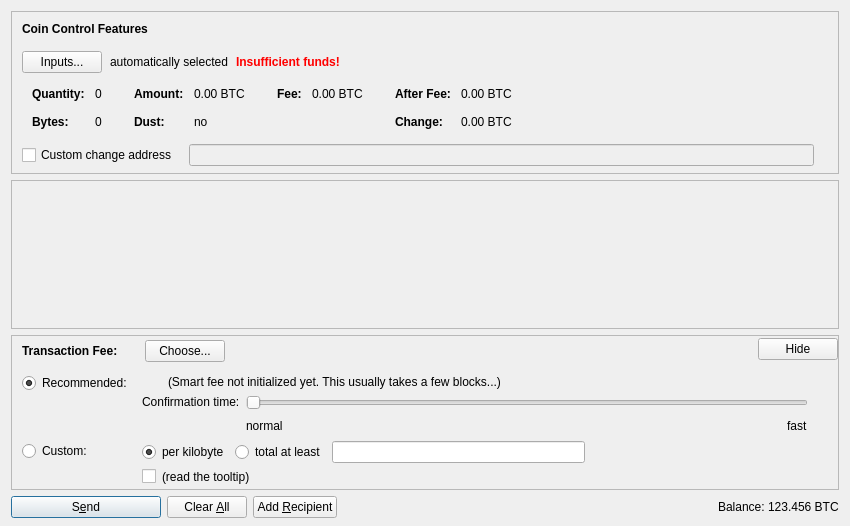
First picture: the form in src/qt/forms/sendcoinsdialog.ui, repository c0ban/c0ban, before the edit.
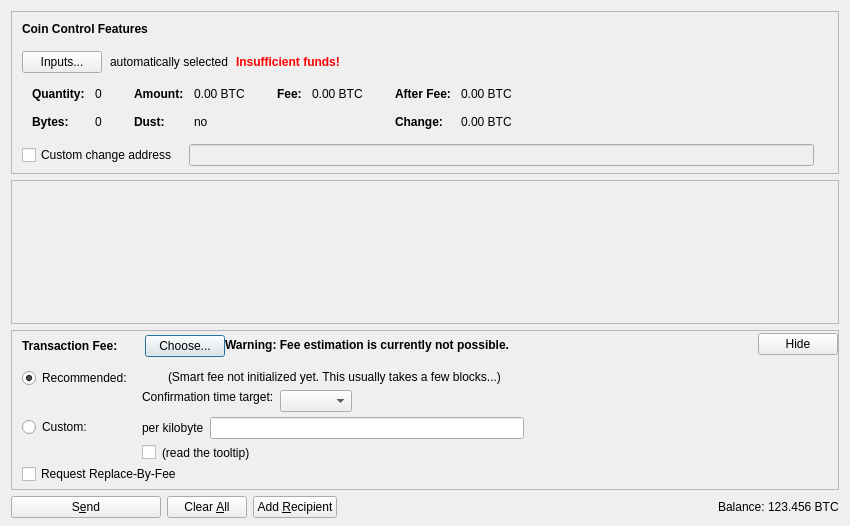
Second picture: the form after the edit. Icons and pictures are not drawn. Custom widgets are drawn as their Qt base class.

The edit to the form file:
```diff
--- a/src/qt/forms/sendcoinsdialog.ui
+++ b/src/qt/forms/sendcoinsdialog.ui
@@ -759,11 +759,33 @@
             </item>
            </layout>
           </item>
+          <item>
+           <widget class="QLabel" name="fallbackFeeWarningLabel">
+            <property name="toolTip">
+             <string>Using the fallbackfee can result in sending a transaction that will take several hours or days (or never) to confirm. Consider choosing your fee manually or wait until you have validated the complete chain.</string>
+            </property>
+            <property name="font">
+            <font>
+                <weight>75</weight>
+                <bold>true</bold>
+            </font>
+            </property>
+            <property name="text">
+             <string>Warning: Fee estimation is currently not possible.</string>
+            </property>
+            <property name="wordWrap">
+             <bool>false</bool>
+            </property>
+           </widget>
+          </item>
           <item>
            <spacer name="horizontalSpacer_4">
             <property name="orientation">
              <enum>Qt::Horizontal</enum>
             </property>
+            <property name="sizeType">
+             <enum>QSizePolicy::MinimumExpanding</enum>
+            </property>
             <property name="sizeHint" stdset="0">
              <size>
               <width>40</width>
@@ -824,32 +846,13 @@
                <item>
                 <layout class="QHBoxLayout" name="horizontalLayoutFee13">
                  <item>
-                  <widget class="QRadioButton" name="radioCustomPerKilobyte">
+                  <widget class="QLabel" name="labelCustomPerKilobyte">
                    <property name="toolTip">
                     <string>If the custom fee is set to 1000 satoshis and the transaction is only 250 bytes, then &quot;per kilobyte&quot; only pays 250 satoshis in fee, while &quot;total at least&quot; pays 1000 satoshis. For transactions bigger than a kilobyte both pay by kilobyte.</string>
                    </property>
                    <property name="text">
                     <string>per kilobyte</string>
                    </property>
-                   <property name="checked">
-                    <bool>true</bool>
-                   </property>
-                   <attribute name="buttonGroup">
-                    <string notr="true">groupCustomFee</string>
-                   </attribute>
-                  </widget>
-                 </item>
-                 <item>
-                  <widget class="QRadioButton" name="radioCustomAtLeast">
-                   <property name="toolTip">
-                    <string>If the custom fee is set to 1000 satoshis and the transaction is only 250 bytes, then &quot;per kilobyte&quot; only pays 250 satoshis in fee, while &quot;total at least&quot; pays 1000 satoshis. For transactions bigger than a kilobyte both pay by kilobyte.</string>
-                   </property>
-                   <property name="text">
-                    <string>total at least</string>
-                   </property>
-                   <attribute name="buttonGroup">
-                    <string notr="true">groupCustomFee</string>
-                   </attribute>
                   </widget>
                  </item>
                  <item>
@@ -1031,7 +1034,7 @@
                    <item>
                     <widget class="QLabel" name="labelSmartFee3">
                      <property name="text">
-                      <string>Confirmation time:</string>
+                      <string>Confirmation time target:</string>
                      </property>
                      <property name="margin">
                       <number>2</number>
@@ -1059,44 +1062,15 @@
                     <number>30</number>
                    </property>
                    <item>
-                    <widget class="QSlider" name="sliderSmartFee">
-                     <property name="minimum">
+                    <layout class="QHBoxLayout" name="horizontalLayoutConfTarget">
+                     <property name="bottomMargin">
                       <number>0</number>
                      </property>
-                     <property name="maximum">
-                      <number>24</number>
-                     </property>
-                     <property name="pageStep">
-                      <number>1</number>
-                     </property>
-                     <property name="value">
-                      <number>0</number>
-                     </property>
-                     <property name="orientation">
-                      <enum>Qt::Horizontal</enum>
-                     </property>
-                     <property name="invertedAppearance">
-                      <bool>false</bool>
-                     </property>
-                     <property name="invertedControls">
-                      <bool>false</bool>
-                     </property>
-                     <property name="tickPosition">
-                      <enum>QSlider::NoTicks</enum>
-                     </property>
-                    </widget>
-                   </item>
-                   <item>
-                    <layout class="QHBoxLayout" name="horizontalLayoutFee10">
                      <item>
-                      <widget class="QLabel" name="labelSmartFeeNormal">
-                       <property name="text">
-                        <string>normal</string>
-                       </property>
-                      </widget>
+                      <widget class="QComboBox" name="confTargetSelector"/>
                      </item>
                      <item>
-                      <spacer name="horizontalSpacer_3">
+                      <spacer name="horizontalSpacerConfTarget">
                        <property name="orientation">
                         <enum>Qt::Horizontal</enum>
                        </property>
@@ -1108,13 +1082,6 @@
                        </property>
                       </spacer>
                      </item>
-                     <item>
-                      <widget class="QLabel" name="labelSmartFeeFast">
-                       <property name="text">
-                        <string>fast</string>
-                       </property>
-                      </widget>
-                     </item>
                     </layout>
                    </item>
                   </layout>
@@ -1138,6 +1105,16 @@
              </item>
             </layout>
            </item>
+           <item>
+            <widget class="QCheckBox" name="optInRBF">
+             <property name="text">
+              <string>Request Replace-By-Fee</string>
+             </property>
+             <property name="toolTip">
+              <string>Indicates that the sender may wish to replace this transaction with a new one paying higher fees (prior to being confirmed).</string>
+             </property>
+            </widget>
+           </item>
           </layout>
          </widget>
         </item>
@@ -1148,8 +1125,8 @@
           </property>
           <property name="sizeHint" stdset="0">
            <size>
-            <width>800</width>
-            <height>1</height>
+            <width>40</width>
+            <height>5</height>
            </size>
           </property>
          </spacer>
@@ -1183,7 +1160,7 @@
         <bool>false</bool>
        </property>
        <property name="default">
-        <bool>true</bool>
+        <bool>false</bool>
        </property>
       </widget>
      </item>
```
Left out of the diff: 3 changed lines with no effect on the pictures.
